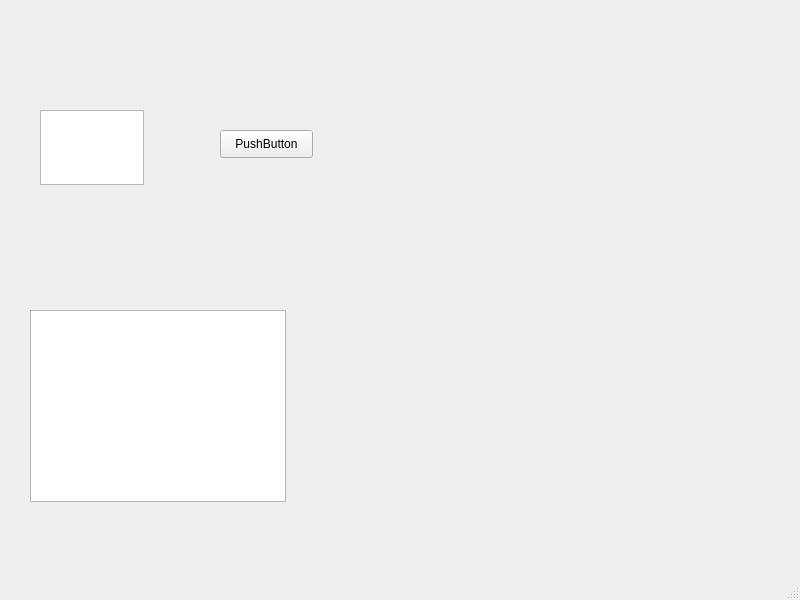
newtonltr/ota_qt, file mainwindow.ui: the form before one commit.
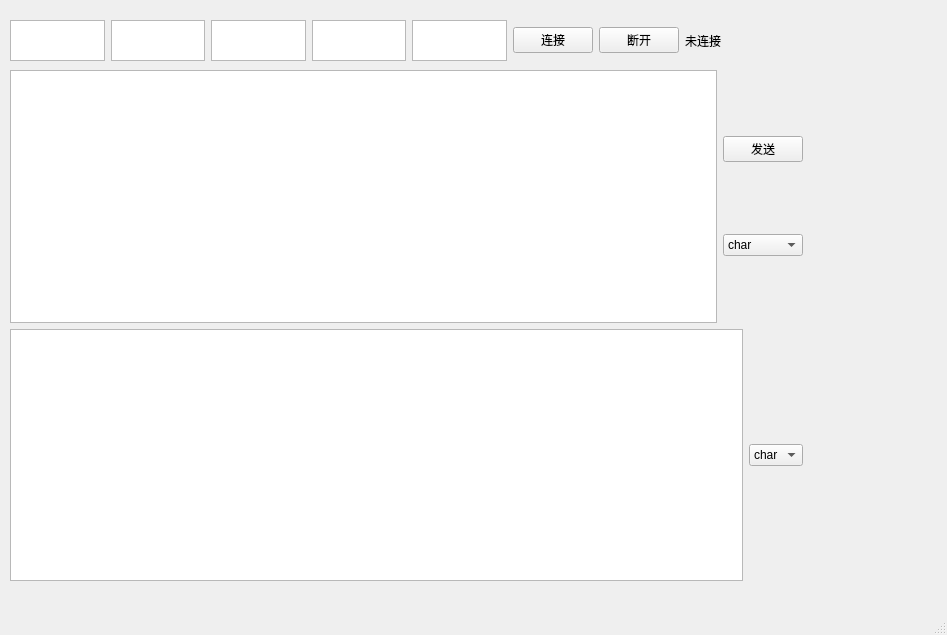
The form after the commit.

The edit to the form file:
```diff
--- a/mainwindow.ui
+++ b/mainwindow.ui
@@ -6,46 +6,139 @@
    <rect>
     <x>0</x>
     <y>0</y>
-    <width>800</width>
-    <height>600</height>
+    <width>947</width>
+    <height>635</height>
    </rect>
   </property>
   <property name="windowTitle">
    <string>MainWindow</string>
   </property>
   <widget class="QWidget" name="centralwidget">
-   <widget class="QTextEdit" name="textEdit_socket_input">
+   <widget class="QWidget" name="verticalLayoutWidget">
     <property name="geometry">
      <rect>
-      <x>40</x>
-      <y>110</y>
-      <width>104</width>
-      <height>75</height>
+      <x>10</x>
+      <y>70</y>
+      <width>793</width>
+      <height>511</height>
      </rect>
     </property>
+    <layout class="QVBoxLayout" name="verticalLayout">
+     <item>
+      <layout class="QHBoxLayout" name="horizontalLayout_2">
+       <item>
+        <widget class="QTextEdit" name="textEdit_socket_input"/>
+       </item>
+       <item>
+        <layout class="QVBoxLayout" name="verticalLayout_3">
+         <item>
+          <widget class="QPushButton" name="pushButton_socket_send">
+           <property name="text">
+            <string>发送</string>
+           </property>
+          </widget>
+         </item>
+         <item>
+          <widget class="QComboBox" name="comboBox_send_format">
+           <item>
+            <property name="text">
+             <string>char</string>
+            </property>
+           </item>
+           <item>
+            <property name="text">
+             <string>hex</string>
+            </property>
+           </item>
+          </widget>
+         </item>
+        </layout>
+       </item>
+      </layout>
+     </item>
+     <item>
+      <layout class="QHBoxLayout" name="horizontalLayout_3">
+       <item>
+        <widget class="QTextBrowser" name="textBrowser_recv_display"/>
+       </item>
+       <item>
+        <widget class="QComboBox" name="comboBox_display_format">
+         <item>
+          <property name="text">
+           <string>char</string>
+          </property>
+         </item>
+         <item>
+          <property name="text">
+           <string>hex</string>
+          </property>
+         </item>
+        </widget>
+       </item>
+      </layout>
+     </item>
+    </layout>
    </widget>
-   <widget class="QPushButton" name="pushButton_socket_send">
+   <widget class="QWidget" name="horizontalLayoutWidget">
     <property name="geometry">
      <rect>
-      <x>220</x>
-      <y>130</y>
-      <width>93</width>
-      <height>28</height>
+      <x>10</x>
+      <y>20</y>
+      <width>711</width>
+      <height>41</height>
      </rect>
     </property>
-    <property name="text">
-     <string>PushButton</string>
-    </property>
-   </widget>
-   <widget class="QTextBrowser" name="textBrowser_recv_display">
-    <property name="geometry">
-     <rect>
-      <x>30</x>
-      <y>310</y>
-      <width>256</width>
-      <height>192</height>
-     </rect>
-    </property>
+    <layout class="QHBoxLayout" name="horizontalLayout">
+     <item>
+      <widget class="QTextEdit" name="textEdit_ip0">
+       <property name="sizePolicy">
+        <sizepolicy hsizetype="Expanding" vsizetype="Expanding">
+         <horstretch>0</horstretch>
+         <verstretch>0</verstretch>
+        </sizepolicy>
+       </property>
+       <property name="minimumSize">
+        <size>
+         <width>0</width>
+         <height>0</height>
+        </size>
+       </property>
+      </widget>
+     </item>
+     <item>
+      <widget class="QTextEdit" name="textEdit_ip1"/>
+     </item>
+     <item>
+      <widget class="QTextEdit" name="textEdit_ip2"/>
+     </item>
+     <item>
+      <widget class="QTextEdit" name="textEdit_ip3"/>
+     </item>
+     <item>
+      <widget class="QTextEdit" name="textEdit_port"/>
+     </item>
+     <item>
+      <widget class="QPushButton" name="pushButton_socket_connect">
+       <property name="text">
+        <string>连接</string>
+       </property>
+      </widget>
+     </item>
+     <item>
+      <widget class="QPushButton" name="pushButton_socket_disconnect">
+       <property name="text">
+        <string>断开</string>
+       </property>
+      </widget>
+     </item>
+     <item>
+      <widget class="QLabel" name="label_connect_status">
+       <property name="text">
+        <string>未连接</string>
+       </property>
+      </widget>
+     </item>
+    </layout>
    </widget>
   </widget>
   <widget class="QMenuBar" name="menubar">
```
Left out of the diff: 2 changed lines with no effect on the pictures.
